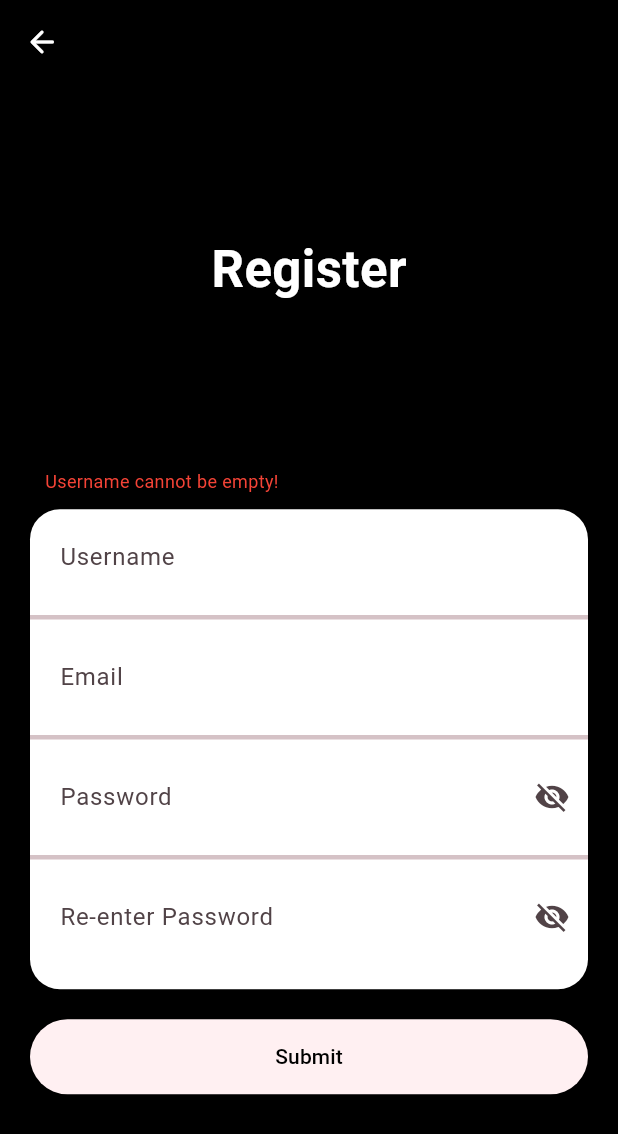
After one commit to ManPwa/manpwa.mo, a Flutter app: the RegisterPage screen opened by its route, after a tap on "Submit", on a phone screen of 412 x 824 dp. The commit adds this screen. Shown: the top 1134 px of the screen. Run offline on Flutter 3.47's test engine with Material 2 defaults, Android fonts, the phone set to English and light mode, and no system bars; our stand-ins replace built_collection, built_value, cached_network_image, carousel_slider, dio, dots_indicator and 7 more; missing offline and left inert: curl_logger_dio_interceptor, flutter_remoter; accounts and stored records are empty.

Commit message:
feat: register

```diff
--- a/lib/api/entities/manga.dart
+++ b/lib/api/entities/manga.dart
@@ -1,5 +1,3 @@
-
-import 'dart:ffi';
 
 import 'package:built_collection/built_collection.dart';
 import 'package:built_value/built_value.dart';
--- a/lib/api/entities/user.dart
+++ b/lib/api/entities/user.dart
@@ -1,7 +1,3 @@
-
-import 'dart:ffi';
-
-import 'package:built_collection/built_collection.dart';
 import 'package:built_value/built_value.dart';
 import 'package:built_value/serializer.dart';
 
--- a/lib/api/requests/manga_api.dart
+++ b/lib/api/requests/manga_api.dart
@@ -1,9 +1,4 @@
-import 'dart:developer';
-
-import 'package:built_collection/built_collection.dart';
-
 import '../../lib_wrappers/index.dart';
-import '../entities/index.dart';
 import '../entities/manga.dart';
 import '../entities/manga_response.dart';
 
--- a/lib/api/requests/user_api.dart
+++ b/lib/api/requests/user_api.dart
@@ -1,11 +1,4 @@
-import 'dart:developer';
-
-import 'package:built_collection/built_collection.dart';
-
 import '../../lib_wrappers/index.dart';
-import '../entities/index.dart';
-import '../entities/manga.dart';
-import '../entities/manga_response.dart';
 import '../entities/user.dart';
 
 class UserApi {
@@ -31,4 +24,18 @@ class UserApi {
     }
     return response;
   }
+
+  Future register({
+    required String username,
+    required String email,
+    required String password
+  }) async {
+    var data = {
+      "username": username,
+      "email": email,
+      "password": password
+    };
+    final response = await access.post('api/user/register', data: data);
+    return response;
+  }
 }
--- a/lib/features/auth/index.dart
+++ b/lib/features/auth/index.dart
@@ -1 +1,2 @@
 export 'pages/index.dart';
+export 'routes.dart';
--- a/lib/features/auth/pages/login_page.dart
+++ b/lib/features/auth/pages/login_page.dart
@@ -1,6 +1,8 @@
 import 'package:flutter/gestures.dart';
 import 'package:flutter/material.dart';
 import 'package:get_it/get_it.dart';
+import 'package:go_router/go_router.dart';
+import 'package:manpwa/features/auth/pages/register_page.dart';
 import 'package:shared_preferences/shared_preferences.dart';
 
 import '../../../api/requests/user_api.dart';
@@ -30,7 +32,7 @@ class LoginPage extends StatelessWidget {
         elevation: 0,
       ),
       backgroundColor: Colors.black,
-      body: LoginScreen(),
+      body: const LoginScreen(),
     );
   }
 }
@@ -128,7 +130,7 @@ class _LoginScreenState extends State<LoginScreen> {
                     controller: usernameController, // Controller for Username
                     decoration: InputDecoration(
                         border: InputBorder.none,
-                        hintText: "Username",
+                        hintText: "Email",
                         contentPadding: EdgeInsets.all(20)),
                     onEditingComplete: () => FocusScope.of(context).nextFocus(),
                   ),
@@ -170,7 +172,8 @@ class _LoginScreenState extends State<LoginScreen> {
               height: 70,
               padding: EdgeInsets.only(top: 20),
               child: ElevatedButton(
-                  child: const Text("Submit", style: TextStyle(color: Colors.black)),
+                  child: const Text("Submit",
+                      style: TextStyle(color: Colors.black)),
                   onPressed: () async {
                     setState(() {
                       _isVisible = false;
@@ -210,7 +213,9 @@ class _LoginScreenState extends State<LoginScreen> {
                           style: TextStyle(
                               color: Colors.blue, fontWeight: FontWeight.bold),
                           recognizer: new TapGestureRecognizer()
-                            ..onTap = () => print("hi register")),
+                            ..onTap = () => context.pushNamed(
+                                  RegisterPage.routeName,
+                                )),
                     ],
                   ),
                 )))
--- /dev/null
+++ b/lib/features/auth/pages/register_page.dart
@@ -0,0 +1,253 @@
+import 'package:flutter/gestures.dart';
+import 'package:flutter/material.dart';
+import 'package:get_it/get_it.dart';
+import 'package:shared_preferences/shared_preferences.dart';
+
+import '../../../api/requests/user_api.dart';
+
+class RegisterPage extends StatelessWidget {
+  static const routeName = 'auth/register';
+  static const routePath = 'register';
+
+  const RegisterPage({super.key});
+
+  @override
+  Widget build(BuildContext context) {
+    return Scaffold(
+      extendBodyBehindAppBar: true,
+      appBar: AppBar(
+        forceMaterialTransparency: true,
+        scrolledUnderElevation: 250,
+        automaticallyImplyLeading: false,
+        leading: IconButton(
+          color: Colors.white,
+          onPressed: () {
+            Navigator.pop(context);
+          },
+          icon: const Icon(Icons.arrow_back_rounded),
+        ),
+        backgroundColor: Color.fromARGB(0, 255, 255, 255),
+        elevation: 0,
+      ),
+      backgroundColor: Colors.black,
+      body: SignupPageContent(),
+    );
+  }
+}
+class SignupPageContent extends StatefulWidget {
+  @override
+  State<StatefulWidget> createState() => _SignupPageContent();
+}
+
+class _SignupPageContent extends State<SignupPageContent> {
+  TextEditingController usernameController = TextEditingController();
+  TextEditingController emailController = TextEditingController();
+  TextEditingController passwordController1 = TextEditingController();
+  TextEditingController passwordController2 = TextEditingController();
+  bool _isVisible = false;
+  bool _isObscure1 = true;
+  bool _isObscure2 = true;
+  String returnVisibilityString = "";
+
+  bool returnVisibility(String password1, String password2, String username, String email) {
+    if (password1 != password2) {
+      returnVisibilityString = "Passwords do not match!";
+    } else if (username == "") {
+      returnVisibilityString = "Username cannot be empty!";
+    } else if (email == "") {
+      returnVisibilityString = "Email cannot be empty!";
+    } else if (password1 == "" || password2 == "") {
+      returnVisibilityString = "Password fields cant be empty!";
+    }
+    return true;
+  }
+
+  @override
+  Widget build(BuildContext context) {
+    return SingleChildScrollView(
+      reverse: true,
+      padding: EdgeInsets.all(20),
+      child: Column(
+        crossAxisAlignment: CrossAxisAlignment.center,
+        children: <Widget>[
+          // Sized Box
+          SizedBox(
+            height: 37.5,
+            width: 400,
+          ),
+
+          // Signup Text
+          Center(
+            child: Container(
+              height: 245,
+              width: 400,
+              alignment: Alignment.center,
+              child: Text(
+                "Register",
+                style: TextStyle(
+                  color: Colors.white,
+                  fontSize: 34,
+                  fontWeight: FontWeight.bold,
+                ),
+              ),
+            ),
+          ),
+
+          // Wrong password text
+          Visibility(
+            visible: _isVisible,
+            maintainSize: true,
+            maintainAnimation: true,
+            maintainState: true,
+            child: Container(
+              alignment: Alignment.centerLeft,
+              padding: EdgeInsets.all(10),
+              child: Text(
+                returnVisibilityString,
+                style: TextStyle(
+                  color: Colors.red,
+                  fontSize: 12,
+                ),
+              ),
+            ),
+          ),
+
+          // Signup Info
+          Container(
+            height: 320,
+            width: 530,
+            decoration: BoxDecoration(
+                borderRadius: BorderRadius.all(Radius.circular(20)),
+                color: Colors.white),
+            child: Column(
+              children: <Widget>[
+                TextFormField(
+                  onTap: () {
+                    setState(() {
+                      _isVisible = false;
+                    });
+                  },
+                  controller: usernameController, // Controller for Username
+                  decoration: InputDecoration(
+                      border: InputBorder.none,
+                      hintText: "Username",
+                      contentPadding: EdgeInsets.all(20)),
+                  onEditingComplete: () => FocusScope.of(context).nextFocus(),
+                ),
+                Divider(
+                  thickness: 3,
+                ),
+                TextFormField(
+                  onTap: () {
+                    setState(() {
+                      _isVisible = false;
+                    });
+                  },
+                  controller: emailController, // Controller for Username
+                  decoration: InputDecoration(
+                      border: InputBorder.none,
+                      hintText: "Email",
+                      contentPadding: EdgeInsets.all(20)),
+                  onEditingComplete: () => FocusScope.of(context).nextFocus(),
+                ),
+                Divider(
+                  thickness: 3,
+                ),
+                TextFormField(
+                  onTap: () {
+                    setState(() {
+                      _isVisible = false;
+                    });
+                  },
+
+                  controller: passwordController1, // Controller for Password
+                  decoration: InputDecoration(
+                      border: InputBorder.none,
+                      hintText: "Password",
+                      contentPadding: EdgeInsets.all(20),
+                      // Adding the visibility icon to toggle visibility of the password field
+                      suffixIcon: IconButton(
+                        icon: Icon(_isObscure1
+                            ? Icons.visibility_off
+                            : Icons.visibility),
+                        onPressed: () {
+                          setState(() {
+                            _isObscure1 = !_isObscure1;
+                          });
+                        },
+                      )),
+                  obscureText: _isObscure1,
+                ),
+                Divider(
+                  thickness: 3,
+                ),
+                TextFormField(
+                  onTap: () {
+                    setState(() {
+                      _isVisible = false;
+                    });
+                  },
+
+                  controller: passwordController2, // Controller for Password
+                  decoration: InputDecoration(
+                      border: InputBorder.none,
+                      hintText: "Re-enter Password",
+                      contentPadding: EdgeInsets.all(20),
+                      // Adding the visibility icon to toggle visibility of the password field
+                      suffixIcon: IconButton(
+                        icon: Icon(_isObscure2
+                            ? Icons.visibility_off
+                            : Icons.visibility),
+                        onPressed: () {
+                          setState(() {
+                            _isObscure2 = !_isObscure2;
+                          });
+                        },
+                      )),
+                  obscureText: _isObscure2,
+                ),
+              ],
+            ),
+          ),
+
+          // Signup Submit button
+          Container(
+            width: 570,
+            height: 70,
+            padding: EdgeInsets.only(top: 20),
+            child: ElevatedButton(
+                child: Text("Submit", style: TextStyle(color: Colors.black)),
+                onPressed: () async {
+                  if (usernameController.text != "" &&
+                      passwordController1.text == passwordController2.text &&
+                      passwordController2.text != "" &&
+                      emailController.text != "") {
+                    setState(() {
+                      _isVisible = false;
+                    });
+                    try {
+                      final userApi = GetIt.I.get<UserApi>();
+                      await userApi.register(
+                          username: usernameController.text,
+                          email: emailController.text,
+                          password: passwordController1.text);
+                    } catch (e) {
+                      setState(() {
+                        returnVisibilityString = e.toString();
+                        _isVisible = true;
+                      });
+                    }
+                  } else {
+                    setState(() {
+                      _isVisible = returnVisibility(passwordController1.text,
+                          passwordController2.text, usernameController.text,
+                          emailController.text);
+                    });
+                  }
+                }),
+          ),
+        ],
+      ),
+    );
+  }
+}
--- /dev/null
+++ b/lib/features/auth/routes.dart
@@ -0,0 +1,20 @@
+import 'package:flutter/material.dart';
+import 'package:go_router/go_router.dart';
+
+import 'pages/index.dart';
+
+GoRoute setupRoutes() {
+  return GoRoute(
+    path: 'auth',
+    builder: (context, state) => Container(),
+    routes: [
+      GoRoute(
+        name: LoginPage.routeName,
+        path: LoginPage.routePath,
+        builder: (context, state) {
+          return const LoginPage();
+        },
+      ),
+    ],
+  );
+}
--- a/lib/features/manga/chapter_list/chapter_page.dart
+++ b/lib/features/manga/chapter_list/chapter_page.dart
@@ -130,7 +130,7 @@ class _ChapterPageState extends State<ChapterPage> {
                                       if (new_chapter_list[index].title !=
                                           null) {
                                         string2 =
-                                            "${new_chapter_list?[index].title ?? ''}";
+                                            new_chapter_list[index].title ?? '';
                                       }
                                       if (new_chapter_list[index].chapter !=
                                               null &&
--- a/lib/features/manga/home/drawer.dart
+++ b/lib/features/manga/home/drawer.dart
@@ -41,9 +41,8 @@ Widget homeDrawer(BuildContext context) {
       });
 }
 
-Drawer unauthorizedDrawer(BuildContext context) {
-  return Drawer(
-    child: ListView(
+ListView unauthorizedDrawer(BuildContext context) {
+  return ListView(
     padding: EdgeInsets.zero,
     children: [
       const DrawerHeader(
@@ -61,13 +60,11 @@ Drawer unauthorizedDrawer(BuildContext context) {
         },
       ),
     ],
-    ),
   );
 }
 
-Drawer authorizedDrawer(BuildContext context) {
-  return Drawer(
-    child: ListView(
+ListView authorizedDrawer(BuildContext context) {
+  return ListView(
     padding: EdgeInsets.zero,
     children: [
       const DrawerHeader(
@@ -84,6 +81,5 @@ Drawer authorizedDrawer(BuildContext context) {
         },
       ),
     ],
-    ),
   );
 }
--- a/lib/features/manga/home/home_page.dart
+++ b/lib/features/manga/home/home_page.dart
@@ -31,7 +31,9 @@ class _HomePageState extends State<HomePage> {
   @override
   Widget build(BuildContext context) {
     return Scaffold(
-      drawer: homeDrawer(context),
+      drawer: Drawer(
+        child: homeDrawer(context)
+      ),
       appBar: AppBar(
           title: const Text('ManPwa'),
           backgroundColor: Colors.white,
--- a/lib/features/manga/routes.dart
+++ b/lib/features/manga/routes.dart
@@ -3,6 +3,7 @@ import 'package:manpwa/features/manga/chapter_list/chapter_page.dart';
 import 'package:manpwa/features/manga/manga_detail/manga_detail_page.dart';
 
 import '../auth/pages/login_page.dart';
+import '../auth/pages/register_page.dart';
 import 'manga_list/manga_list_page.dart';
 import 'read_chapter/chapter_image_page.dart';
 import 'home/index.dart';
@@ -25,8 +26,7 @@ GoRoute setupRoutes() {
             name: ChapterPage.routeName,
             path: ChapterPage.routePath,
             builder: (context, state) {
-              final mangaId =
-                  state.pathParameters[ChapterPage.kMangaIdParam]!;
+              final mangaId = state.pathParameters[ChapterPage.kMangaIdParam]!;
               return ChapterPage(mangaId: mangaId);
             },
             routes: [
@@ -53,12 +53,20 @@ GoRoute setupRoutes() {
         },
       ),
       GoRoute(
-        name: LoginPage.routeName,
-        path: LoginPage.routePath,
-        builder: (context, state) {
-          return LoginPage();
-        },
-      ),
+          name: LoginPage.routeName,
+          path: LoginPage.routePath,
+          builder: (context, state) {
+            return const LoginPage();
+          },
+          routes: [
+            GoRoute(
+              name: RegisterPage.routeName,
+              path: RegisterPage.routePath,
+              builder: (context, state) {
+                return const RegisterPage();
+              },
+            ),
+          ]),
     ],
   );
 }
--- a/lib/router.dart
+++ b/lib/router.dart
@@ -2,6 +2,7 @@ import 'package:flutter/material.dart';
 import 'package:go_router/go_router.dart';
 
 import 'features/manga/index.dart' as feat_home;
+import 'features/auth/index.dart' as feat_auth;
 
 final GoRouter rootRouter = GoRouter(
   debugLogDiagnostics: true,
@@ -12,6 +13,7 @@ final GoRouter rootRouter = GoRouter(
       redirect: (context, state) =>
           state.fullPath == '/' ? '/manga' : null,
       routes: <RouteBase>[
+        // feat_auth.setupRoutes(),
         feat_home.setupRoutes(),
       ],
     ),
```
Lines whose indentation alone changed are shown as unchanged.
